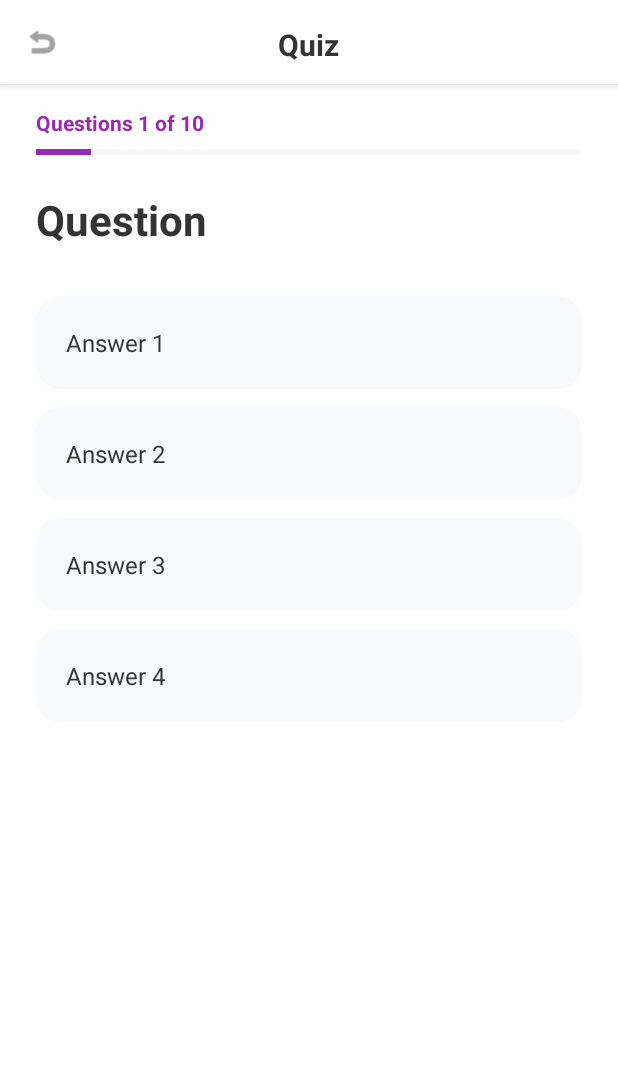
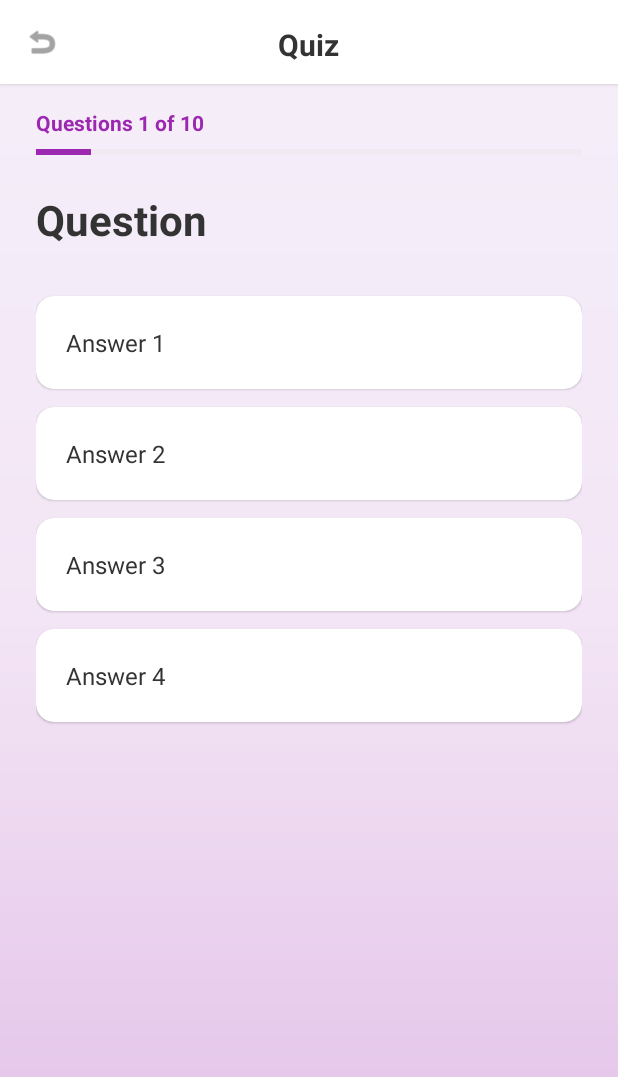
Before and after one commit to lehoang281105/FlashCard, an Android app: the QuizActivity screen opened directly, with no data from a screen before it, on a phone screen of 412 x 824 dp. Shown: the top 1077 px of the screen. Run offline under Robolectric (Android 15) with nearby library versions, the phone set to English and light mode, and no system bars; 2 statements that could not run were skipped.

Commit message:
lehoang281105-quiz

```diff
--- a/app/src/main/java/com/example/flashcard_quiz/QuizActivity.java
+++ b/app/src/main/java/com/example/flashcard_quiz/QuizActivity.java
@@ -170,10 +170,10 @@ public class QuizActivity extends AppCompatActivity {
     }
 
     private void resetCardColors() {
-        cardAnswer1.setCardBackgroundColor(Color.parseColor("#F8F9FA"));
-        cardAnswer2.setCardBackgroundColor(Color.parseColor("#F8F9FA"));
-        cardAnswer3.setCardBackgroundColor(Color.parseColor("#F8F9FA"));
-        cardAnswer4.setCardBackgroundColor(Color.parseColor("#F8F9FA"));
+        cardAnswer1.setCardBackgroundColor(Color.parseColor("#FFFFFF"));
+        cardAnswer2.setCardBackgroundColor(Color.parseColor("#FFFFFF"));
+        cardAnswer3.setCardBackgroundColor(Color.parseColor("#FFFFFF"));
+        cardAnswer4.setCardBackgroundColor(Color.parseColor("#FFFFFF"));
 
         tvAnswer1.setTextColor(Color.parseColor("#333333"));
         tvAnswer2.setTextColor(Color.parseColor("#333333"));
@@ -210,14 +210,14 @@ public class QuizActivity extends AppCompatActivity {
         cardAnswer4.setEnabled(false);
 
         if (userAnswer.equals(correctAnswer)) {
-            // Đáp án đúng - màu xanh
-            selectedCard.setCardBackgroundColor(Color.parseColor("#4CAF50"));
+            // Đáp án đúng - màu xanh nhạt hơn
+            selectedCard.setCardBackgroundColor(Color.parseColor("#A5D6A7"));
             selectedAnswer.setTextColor(Color.WHITE);
             score++;
             tvScore.setText("Điểm: " + score);
         } else {
-            // Đáp án sai - màu đỏ
-            selectedCard.setCardBackgroundColor(Color.parseColor("#F44336"));
+            // Đáp án sai - màu đỏ nhạt hơn
+            selectedCard.setCardBackgroundColor(Color.parseColor("#EF9A9A"));
             selectedAnswer.setTextColor(Color.WHITE);
 
             // Highlight đáp án đúng màu xanh
@@ -229,16 +229,16 @@ public class QuizActivity extends AppCompatActivity {
 
     private void highlightCorrectAnswer() {
         if (tvAnswer1.getText().toString().equals(correctAnswer)) {
-            cardAnswer1.setCardBackgroundColor(Color.parseColor("#4CAF50"));
+            cardAnswer1.setCardBackgroundColor(Color.parseColor("#A5D6A7"));
             tvAnswer1.setTextColor(Color.WHITE);
         } else if (tvAnswer2.getText().toString().equals(correctAnswer)) {
-            cardAnswer2.setCardBackgroundColor(Color.parseColor("#4CAF50"));
+            cardAnswer2.setCardBackgroundColor(Color.parseColor("#A5D6A7"));
             tvAnswer2.setTextColor(Color.WHITE);
         } else if (tvAnswer3.getText().toString().equals(correctAnswer)) {
-            cardAnswer3.setCardBackgroundColor(Color.parseColor("#4CAF50"));
+            cardAnswer3.setCardBackgroundColor(Color.parseColor("#A5D6A7"));
             tvAnswer3.setTextColor(Color.WHITE);
         } else if (tvAnswer4.getText().toString().equals(correctAnswer)) {
-            cardAnswer4.setCardBackgroundColor(Color.parseColor("#4CAF50"));
+            cardAnswer4.setCardBackgroundColor(Color.parseColor("#A5D6A7"));
             tvAnswer4.setTextColor(Color.WHITE);
         }
     }
--- /dev/null
+++ b/app/src/main/res/drawable/button_next.xml
@@ -0,0 +1,5 @@
+<?xml version="1.0" encoding="utf-8"?>
+<shape xmlns:android="http://schemas.android.com/apk/res/android">
+    <solid android:color="#7E57C2" />
+    <corners android:radius="8dp" />
+</shape>
--- /dev/null
+++ b/app/src/main/res/drawable/button_next_selector.xml
@@ -0,0 +1,15 @@
+<?xml version="1.0" encoding="utf-8"?>
+<selector xmlns:android="http://schemas.android.com/apk/res/android">
+    <item android:state_pressed="true">
+        <shape>
+            <solid android:color="#6A45B8" />
+            <corners android:radius="8dp" />
+        </shape>
+    </item>
+    <item>
+        <shape>
+            <solid android:color="#7E57C2" />
+            <corners android:radius="8dp" />
+        </shape>
+    </item>
+</selector>
--- /dev/null
+++ b/app/src/main/res/drawable/gradient_background.xml
@@ -0,0 +1,9 @@
+<?xml version="1.0" encoding="utf-8"?>
+<shape xmlns:android="http://schemas.android.com/apk/res/android">
+    <gradient
+        android:angle="90"
+        android:startColor="#E1BEE7"
+        android:centerColor="#F3E5F5"
+        android:endColor="#F5F0FA"
+        android:type="linear" />
+</shape>
--- a/app/src/main/res/layout/activity_quiz.xml
+++ b/app/src/main/res/layout/activity_quiz.xml
@@ -4,14 +4,19 @@
     android:layout_width="match_parent"
     android:layout_height="match_parent"
     android:orientation="vertical"
-    android:background="@android:color/white">
+    android:background="@drawable/gradient_background">
 
     <!-- Header -->
+    <androidx.cardview.widget.CardView
+        android:layout_width="match_parent"
+        android:layout_height="wrap_content"
+        app:cardCornerRadius="0dp"
+        app:cardElevation="2dp"
+        app:cardBackgroundColor="@android:color/white">
+
         <RelativeLayout
             android:layout_width="match_parent"
             android:layout_height="56dp"
-        android:background="@android:color/white"
-        android:elevation="4dp"
             android:padding="16dp">
 
             <!-- Back Button -->
@@ -35,7 +40,15 @@
                 android:textColor="#333333"
                 android:layout_centerInParent="true"/>
 
+            <!-- Empty Timer Space (not displayed but space reserved) -->
+            <View
+                android:layout_width="24dp"
+                android:layout_height="24dp"
+                android:layout_alignParentEnd="true"
+                android:layout_centerVertical="true"/>
+
         </RelativeLayout>
+    </androidx.cardview.widget.CardView>
 
     <!-- Progress Section -->
     <LinearLayout
@@ -99,9 +112,9 @@
                 android:id="@+id/card_answer1"
                 android:layout_width="match_parent"
                 android:layout_height="wrap_content"
-                app:cardCornerRadius="16dp"
-                app:cardElevation="0dp"
-                app:cardBackgroundColor="#F8F9FA"
+                app:cardCornerRadius="12dp"
+                app:cardElevation="1dp"
+                app:cardBackgroundColor="@android:color/white"
                 android:layout_marginBottom="12dp"
                 android:clickable="true"
                 android:focusable="true"
@@ -122,9 +135,9 @@
                 android:id="@+id/card_answer2"
                 android:layout_width="match_parent"
                 android:layout_height="wrap_content"
-                app:cardCornerRadius="16dp"
-                app:cardElevation="0dp"
-                app:cardBackgroundColor="#F8F9FA"
+                app:cardCornerRadius="12dp"
+                app:cardElevation="1dp"
+                app:cardBackgroundColor="@android:color/white"
                 android:layout_marginBottom="12dp"
                 android:clickable="true"
                 android:focusable="true"
@@ -145,9 +158,9 @@
                 android:id="@+id/card_answer3"
                 android:layout_width="match_parent"
                 android:layout_height="wrap_content"
-                app:cardCornerRadius="16dp"
-                app:cardElevation="0dp"
-                app:cardBackgroundColor="#F8F9FA"
+                app:cardCornerRadius="12dp"
+                app:cardElevation="1dp"
+                app:cardBackgroundColor="@android:color/white"
                 android:layout_marginBottom="12dp"
                 android:clickable="true"
                 android:focusable="true"
@@ -168,9 +181,9 @@
                 android:id="@+id/card_answer4"
                 android:layout_width="match_parent"
                 android:layout_height="wrap_content"
-                app:cardCornerRadius="16dp"
-                app:cardElevation="0dp"
-                app:cardBackgroundColor="#F8F9FA"
+                app:cardCornerRadius="12dp"
+                app:cardElevation="1dp"
+                app:cardBackgroundColor="@android:color/white"
                 android:layout_marginBottom="12dp"
                 android:clickable="true"
                 android:focusable="true"
@@ -198,7 +211,7 @@
         android:textSize="16sp"
         android:textStyle="bold"
         android:textColor="@android:color/white"
-        android:background="#000000"
+        android:background="@drawable/button_next_selector"
         android:layout_margin="24dp"
         android:visibility="gone"/>
 
```
Lines whose indentation alone changed are shown as unchanged.
